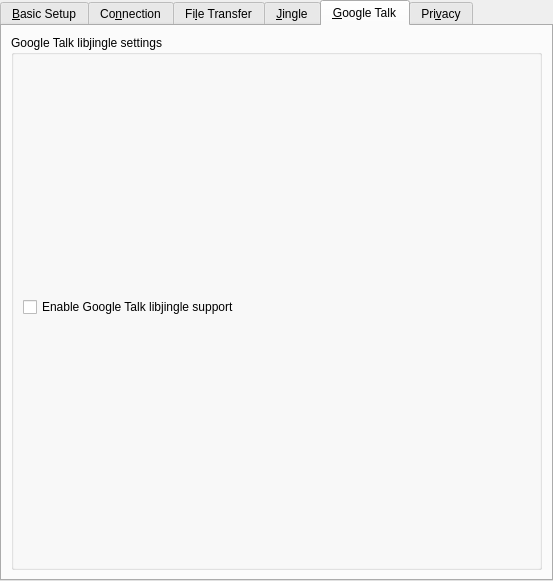
This is protocols/jabber/ui/dlgjabbereditaccountwidget.ui in KDE/kopete as Qt 5 draws it before an edit. The edited form follows.
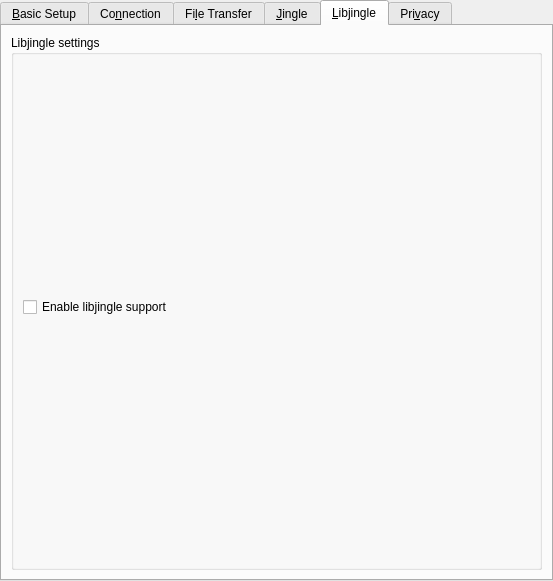
This is the edited form. The open tabs and pages were chosen to show the change. Custom widgets are drawn as their Qt base class.

Commit message:
Rename GoogleTalk to Libjingle and move all files from googletalk subdir to main jabber
GoogleTalk class which using libjingle call application now working with non
google jabber accounts, so it is not restricted for Google Talk and GMail
service. Voice calls working fine for non google accounts/servers too, so do
not confuse users/developers about requirement for Google Talk jabber account.

```diff
--- a/protocols/jabber/ui/dlgjabbereditaccountwidget.ui
+++ b/protocols/jabber/ui/dlgjabbereditaccountwidget.ui
@@ -910,13 +910,13 @@
      </widget>
      <widget class="QWidget" name="TabPage">
       <attribute name="title">
-       <string>&amp;Google Talk</string>
+       <string>&amp;Libjingle</string>
       </attribute>
       <layout class="QVBoxLayout" name="_20">
        <item>
         <widget class="QGroupBox" name="groupBox_17">
          <property name="title">
-          <string>Google Talk libjingle settings</string>
+          <string>Libjingle settings</string>
          </property>
          <layout class="QVBoxLayout" name="verticalLayout_9">
           <item>
@@ -925,7 +925,7 @@
              <string>This enable Google Talk libjingle voice call</string>
             </property>
             <property name="text">
-             <string>Enable Google Talk libjingle support</string>
+             <string>Enable libjingle support</string>
             </property>
            </widget>
           </item>
```
Left out of the diff: 4 changed lines with no effect on the pictures. The commit also changes 852 other files.
